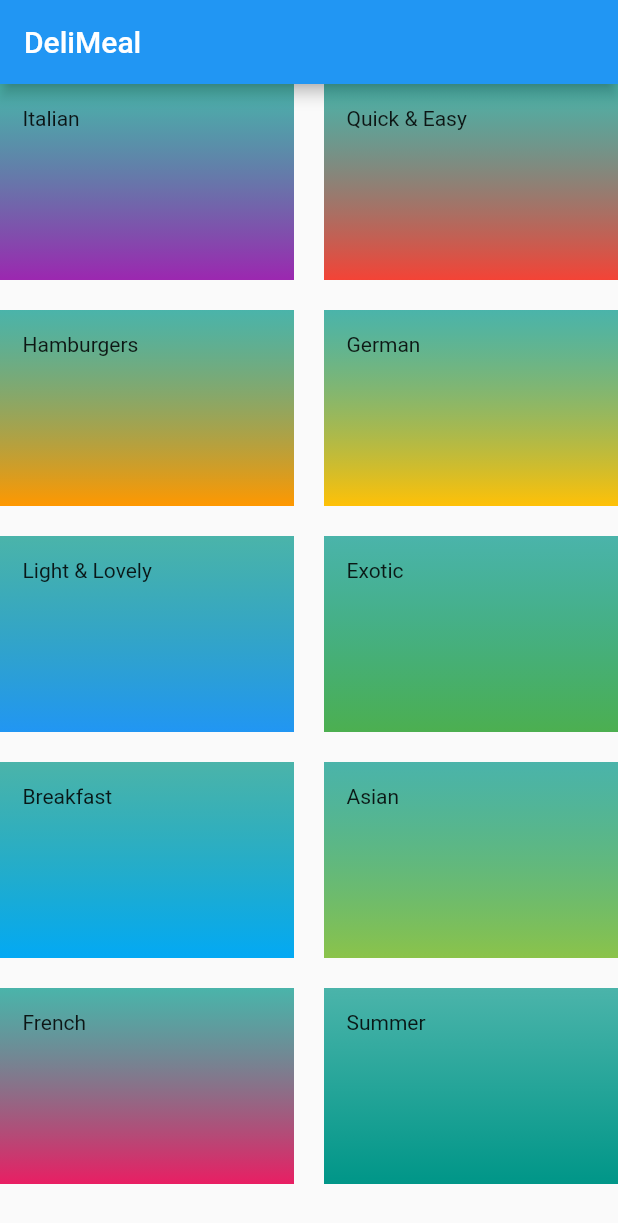
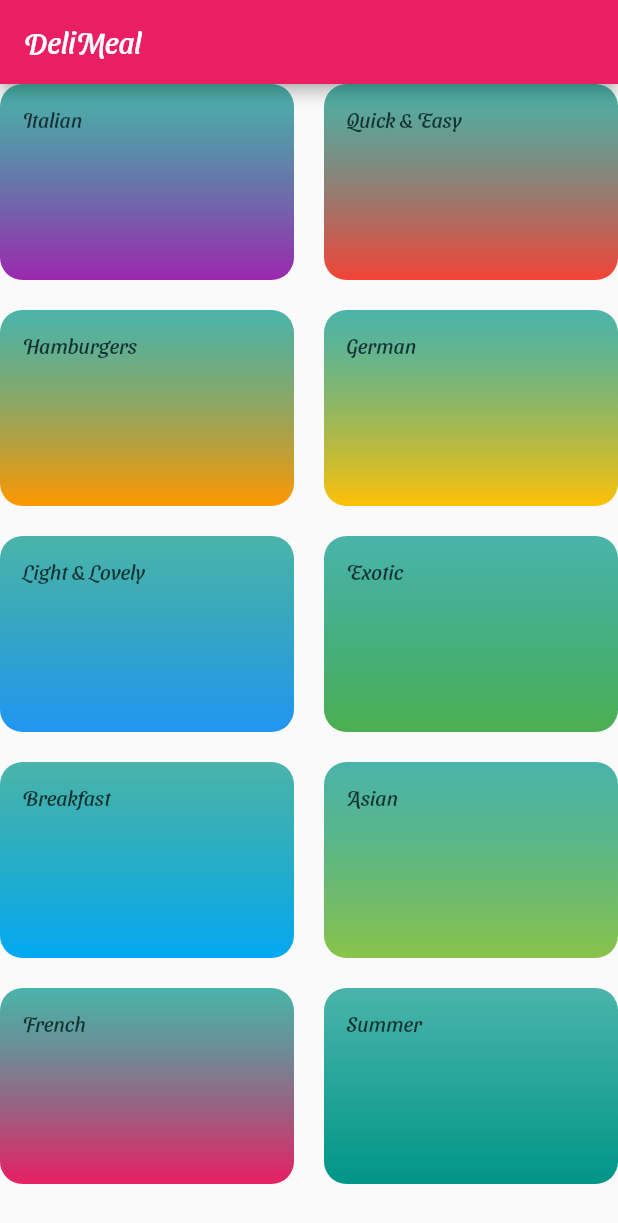
Before and after one commit to amanyGh/meal-app, a Flutter app: the screen it shows after launch, on a phone screen of 412 x 824 dp. Shown: the top 1223 px of the screen. Run offline on Flutter 3.47's test engine with Material 2 defaults, Android fonts, the phone set to English and light mode, and no system bars.

Commit message:
adding style and font family

```diff
--- a/lib/main.dart
+++ b/lib/main.dart
@@ -9,7 +9,15 @@ class MyApp extends StatelessWidget {
     return MaterialApp(
       title: 'DeliMeals',
       theme: ThemeData(
-        primarySwatch: Colors.blue,
+        primaryColor: Colors.pink,
+        accentColor: Colors.amber,
+        // canvasColor: Color.fromRGBO(255 , 254, 229, 1),
+        fontFamily: 'SansitaSwashed',
+        textTheme: ThemeData.light().textTheme.copyWith(
+          body1: TextStyle(
+          color: Color.fromRGBO(20, 51, 51, 1),
+          ),
+        )
       ),
       home: CategoriesScreen(),
     );
--- a/lib/widgets/category_item.dart
+++ b/lib/widgets/category_item.dart
@@ -17,7 +17,9 @@ class CategoryItem extends StatelessWidget {
            ],
            begin: Alignment.bottomLeft,
            end: Alignment.topLeft
-            ) ),
+            ),
+            borderRadius: BorderRadius.circular(15)
+             ),
     );
   }
 }
```
Also changed, not shown: pubspec.yaml (+5 -6 lines), assets/fonts/SansitaSwashed-Bold.ttf (added), assets/fonts/SansitaSwashed-Regular.ttf (added).
